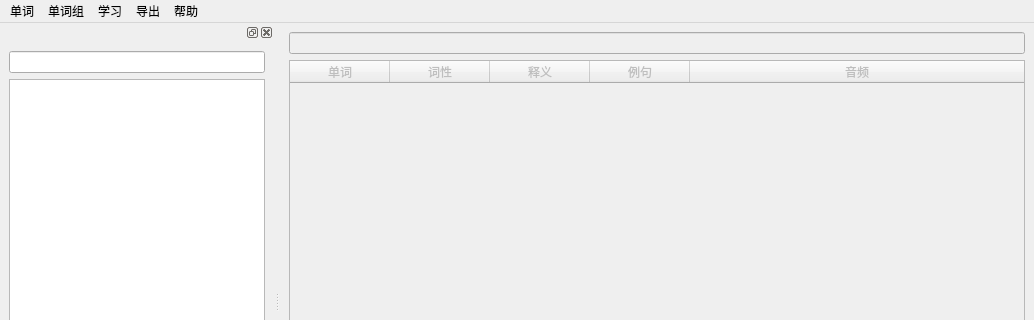
First picture: the form in UI/MainWindow.ui, repository peler-little-pig/HaoCiKuaiJi, before the edit; both pictures show x 0 to 1034 and y 0 to 320 of the 1034 by 600 pixel window.
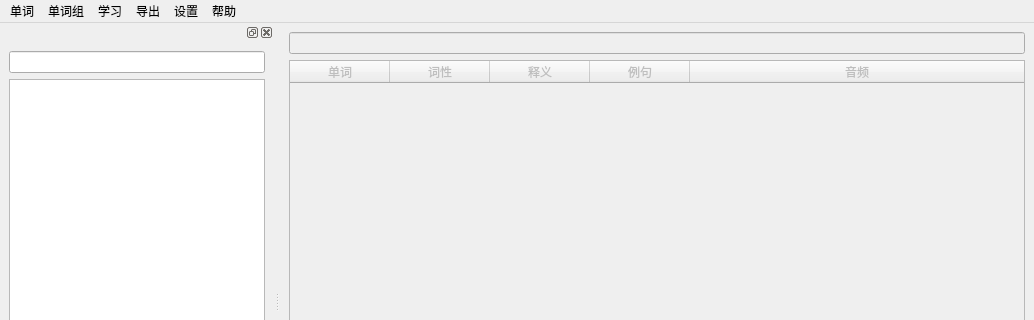
Second picture: the form after the edit.

Commit message: 设置功能初步完成

```diff
--- a/UI/MainWindow.ui
+++ b/UI/MainWindow.ui
@@ -122,10 +122,17 @@
      <string>导出</string>
     </property>
    </widget>
+   <widget class="QMenu" name="menu_6">
+    <property name="title">
+     <string>设置</string>
+    </property>
+    <addaction name="setting_is_audio_need_download_action"/>
+   </widget>
    <addaction name="menu_3"/>
    <addaction name="menu"/>
    <addaction name="menu_4"/>
    <addaction name="menu_5"/>
+   <addaction name="menu_6"/>
    <addaction name="menu_2"/>
   </widget>
   <widget class="QStatusBar" name="statusbar"/>
```
Left out of the diff: 11 changed lines with no effect on the pictures. The commit also changes 16 other files.
